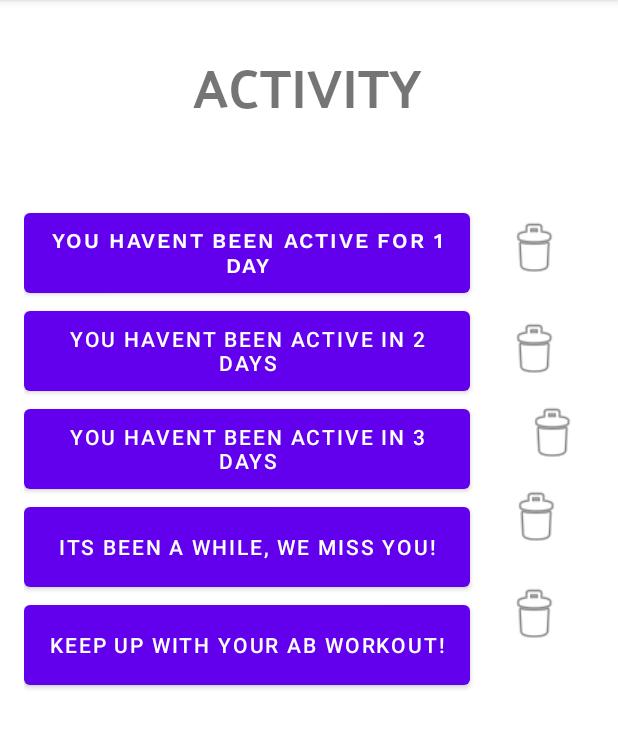
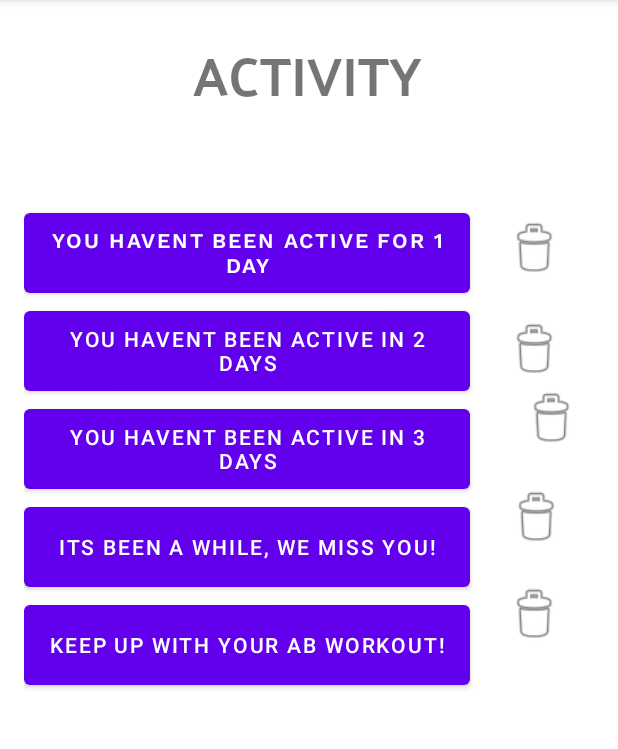
Before and after one commit to ppandya12/IndividualProject2021, an Android app: the fragment NotificationsFragment shown on its own in the app's theme, on a phone screen of 412 x 824 dp, the part 84-833 px from its top. Run offline under Robolectric (Android 15) with nearby library versions, the phone set to English and light mode, and no system bars.

Commit message:
testing on emulator and changing any odd positioning

```diff
--- a/MyApplication/app/src/main/res/layout/fragment_dashboard.xml
+++ b/MyApplication/app/src/main/res/layout/fragment_dashboard.xml
@@ -26,10 +26,10 @@
         android:layout_height="565dp"
         app:layout_constraintBottom_toBottomOf="parent"
         app:layout_constraintEnd_toEndOf="parent"
-        app:layout_constraintHorizontal_bias="0.0"
+        app:layout_constraintHorizontal_bias="0.666"
         app:layout_constraintStart_toStartOf="parent"
         app:layout_constraintTop_toTopOf="parent"
-        app:layout_constraintVertical_bias="0.173">
+        app:layout_constraintVertical_bias="0.347">
 
         <androidx.gridlayout.widget.GridLayout
             android:layout_width="wrap_content"
--- a/MyApplication/app/src/main/res/layout/fragment_home.xml
+++ b/MyApplication/app/src/main/res/layout/fragment_home.xml
@@ -92,6 +92,7 @@
         app:layout_constraintBottom_toTopOf="@+id/text_dashboard3"
         app:layout_constraintEnd_toEndOf="parent"
         app:layout_constraintStart_toStartOf="parent"
-        app:layout_constraintTop_toTopOf="parent" />
+        app:layout_constraintTop_toTopOf="parent"
+        app:layout_constraintVertical_bias="0.418" />
 
 </androidx.constraintlayout.widget.ConstraintLayout>
--- a/MyApplication/app/src/main/res/layout/fragment_notifications.xml
+++ b/MyApplication/app/src/main/res/layout/fragment_notifications.xml
@@ -48,12 +48,16 @@
         android:id="@+id/imageView3"
         android:layout_width="41dp"
         android:layout_height="43dp"
+        android:layout_marginStart="337dp"
+        android:layout_marginTop="277dp"
+        android:layout_marginEnd="15dp"
+        android:layout_marginBottom="487dp"
         android:contentDescription="@string/delete_button"
         android:src="@android:drawable/ic_menu_delete"
-        app:layout_constraintBottom_toTopOf="@+id/imageView4"
+        app:layout_constraintBottom_toBottomOf="parent"
         app:layout_constraintEnd_toEndOf="parent"
-        app:layout_constraintStart_toEndOf="@+id/linearLayout"
-        app:layout_constraintTop_toBottomOf="@+id/imageView2" />
+        app:layout_constraintStart_toStartOf="parent"
+        app:layout_constraintTop_toTopOf="parent" />
 
     <ImageView
         android:id="@+id/imageView2"
@@ -116,7 +120,7 @@
         android:id="@+id/textView3"
         android:layout_width="155dp"
         android:layout_height="68dp"
-        android:layout_marginTop="24dp"
+        android:layout_marginTop="16dp"
         android:layout_marginBottom="376dp"
         android:fontFamily="@font/palanquin_dark"
         android:text="@string/activity_title"
@@ -124,7 +128,8 @@
         app:layout_constraintBottom_toBottomOf="@+id/linearLayout"
         app:layout_constraintEnd_toEndOf="parent"
         app:layout_constraintStart_toStartOf="parent"
-        app:layout_constraintTop_toTopOf="parent" />
+        app:layout_constraintTop_toTopOf="parent"
+        app:layout_constraintVertical_bias="0.0" />
 
     <ImageView
         android:id="@+id/imageView"
```
